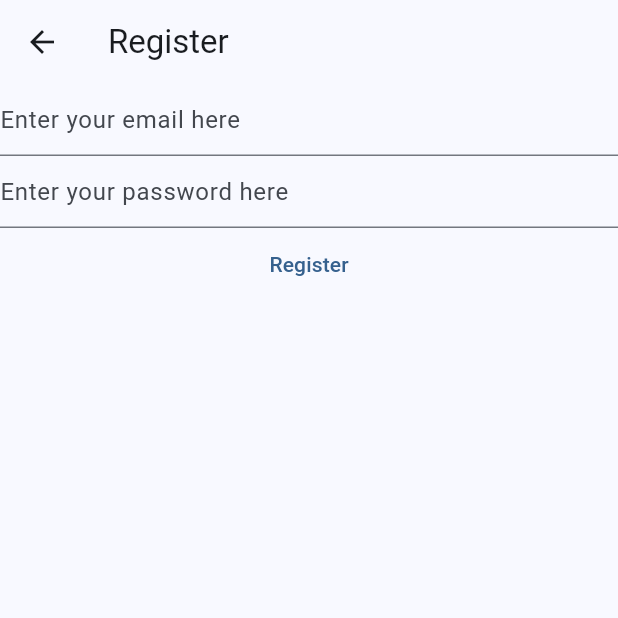
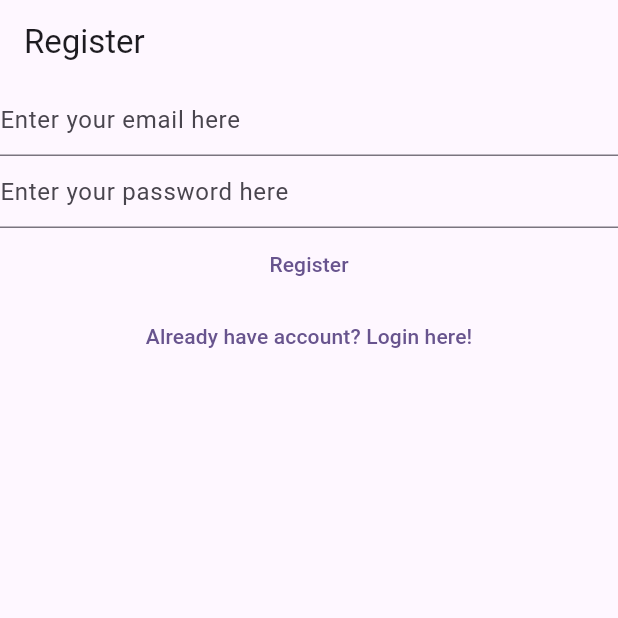
Before and after one commit to AndikaYudantara/enotes-flutter, a Flutter app: the RegisterView screen opened directly, on a phone screen of 412 x 824 dp, the top half of it. Run offline on Flutter 3.47's test engine with Material 3 defaults, Android fonts, the phone set to English and light mode, and no system bars; our stand-ins replace firebase_auth, firebase_core; accounts and stored records are empty.

Commit message:
12.11.11

```diff
--- a/lib/views/register_view.dart
+++ b/lib/views/register_view.dart
@@ -1,6 +1,6 @@
-import 'package:e_notes/firebase_options.dart';
+// ignore_for_file: avoid_print
+
 import 'package:firebase_auth/firebase_auth.dart';
-import 'package:firebase_core/firebase_core.dart';
 import 'package:flutter/material.dart';
 
 class RegisterView extends StatefulWidget {
@@ -34,30 +34,23 @@ class _RegisterViewState extends State<RegisterView> {
       appBar: AppBar(
         title: const Text('Register'),
       ),
-      body: FutureBuilder(
-        future: Firebase.initializeApp(
-          options: DefaultFirebaseOptions.currentPlatform,
-        ),
-        builder: (context, snapshot) {
-          switch (snapshot.connectionState) {
-            case ConnectionState.done:
-              return Column(
+      body: Column(
         children: [
           TextField(
             controller: _email,
             keyboardType: TextInputType.emailAddress,
             enableSuggestions: false,
             autocorrect: false,
-                    decoration: const InputDecoration(
-                        hintText: 'Enter your email here'),
+            decoration:
+                const InputDecoration(hintText: 'Enter your email here'),
           ),
           TextField(
             controller: _password,
             obscureText: true,
             enableSuggestions: false,
             autocorrect: false,
-                    decoration: const InputDecoration(
-                        hintText: 'Enter your password here'),
+            decoration:
+                const InputDecoration(hintText: 'Enter your password here'),
           ),
           TextButton(
             onPressed: () async {
@@ -84,12 +77,14 @@ class _RegisterViewState extends State<RegisterView> {
             },
             child: const Text('Register'),
           ),
+          TextButton(
+            onPressed: () {
+              Navigator.of(context)
+                  .pushNamedAndRemoveUntil('/login', (route) => false);
+            },
+            child: const Text('Already have account? Login here!'),
+          ),
         ],
-              );
-            default:
-              return const Text("Loading...");
-          }
-        },
       ),
     );
   }
```
Also changed, not shown: lib/main.dart (+15 -16 lines), lib/views/login_view.dart (+15 -20 lines), lib/views/verify_email_view.dart (added, +29 -0 lines), 1 other file. Lines whose indentation alone changed are shown as unchanged.
